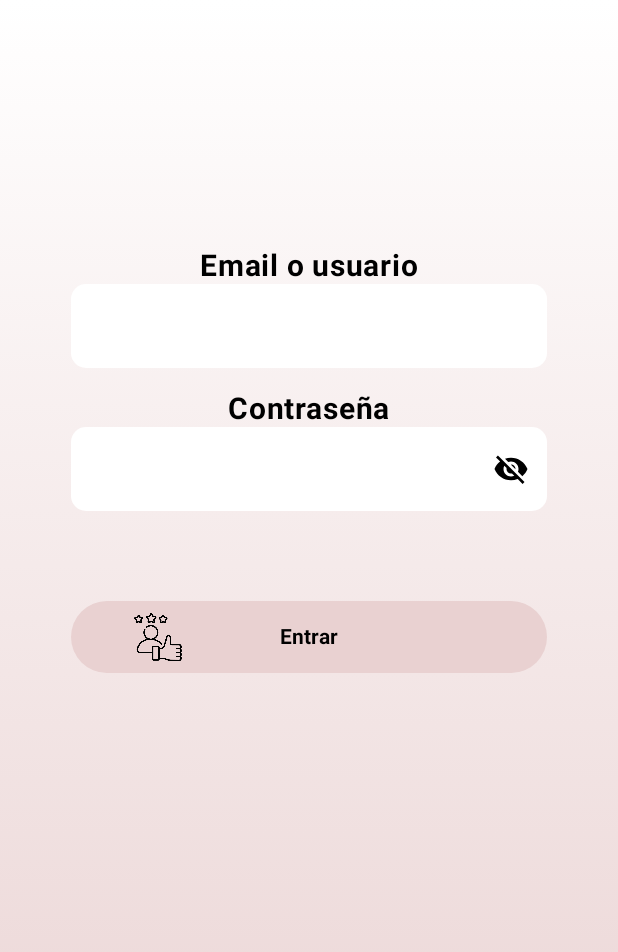
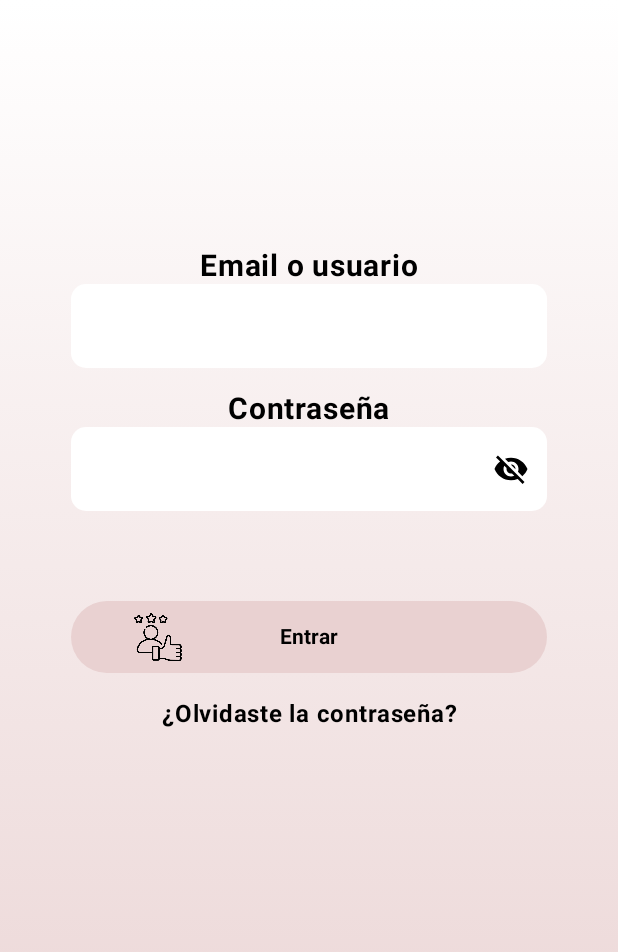
Before and after one commit to MoisesVelez/JijujaAap, an Android app built with Jetpack Compose: the screen it shows after launch (MainActivity), after a tap on "Iniciar sesion", on a phone screen of 412 x 824 dp. Shown: the top 952 px of the screen. Run offline under Robolectric (Android 15) with nearby library versions, the light colour scheme and no system bars; our stand-ins replace Dagger/Hilt's generated code, livedata-compose.

Commit message:
little changes

```diff
--- a/AapDesign/app/src/main/java/com/android/jijajuaap/presentation/initial/InitialScreen.kt
+++ b/AapDesign/app/src/main/java/com/android/jijajuaap/presentation/initial/InitialScreen.kt
@@ -21,7 +21,7 @@ import androidx.compose.foundation.shape.CircleShape
 import androidx.compose.foundation.verticalScroll
 import androidx.compose.material3.Button
 import androidx.compose.material3.ButtonDefaults
-import androidx.compose.material3.Icon
+
 import androidx.compose.material3.Text
 import androidx.compose.runtime.Composable
 import androidx.compose.runtime.remember
@@ -30,7 +30,7 @@ import androidx.compose.ui.Modifier
 import androidx.compose.ui.draw.clip
 import androidx.compose.ui.graphics.Brush
 import androidx.compose.ui.graphics.Color
-import androidx.compose.ui.graphics.painter.Painter
+
 import androidx.compose.ui.res.painterResource
 import androidx.compose.ui.text.font.FontWeight
 import androidx.compose.ui.text.style.TextAlign
@@ -100,7 +100,7 @@ fun InitialScreen(navHostController: NavHostController){
         Button(onClick = {},
             modifier = Modifier.fillMaxWidth().height(48.dp).padding(horizontal = 32.dp),
             colors = ButtonDefaults.buttonColors(containerColor = White),
-            //border = BorderStroke(2.dp, Color.Black)
+
         )
         {
             Box(
@@ -118,7 +118,37 @@ fun InitialScreen(navHostController: NavHostController){
                 )
 
                 Text(
-                    text = "Google",
+                    text = "Cuenta de Google",
+                    color = Color.Black,
+                    fontWeight = FontWeight.Bold,
+                    textAlign = TextAlign.Center
+                )
+            }
+
+        }
+        Spacer(modifier =Modifier.height(15.dp))
+        Button(onClick = {},
+            modifier = Modifier.fillMaxWidth().height(48.dp).padding(horizontal = 32.dp),
+            colors = ButtonDefaults.buttonColors(containerColor = White),
+
+            )
+        {
+            Box(
+                modifier = Modifier.fillMaxSize(),
+                contentAlignment = Alignment.Center
+            ) {
+
+                Image(
+                    painter = painterResource(id = R.drawable.facebook),
+                    contentDescription = "Registrarse facebook",
+                    modifier = Modifier
+                        .align(Alignment.CenterStart)
+                        .padding(start = 16.dp)
+                        .size(35.dp)
+                )
+
+                Text(
+                    text = "Cuenta de Facebook",
                     color = Color.Black,
                     fontWeight = FontWeight.Bold,
                     textAlign = TextAlign.Center
--- a/AapDesign/app/src/main/java/com/android/jijajuaap/presentation/login/LoginScreen.kt
+++ b/AapDesign/app/src/main/java/com/android/jijajuaap/presentation/login/LoginScreen.kt
@@ -156,6 +156,12 @@ fun LoginScreen(LoginViewModel: MvvmPresentation) {
             }
 
         }
+        Spacer(modifier = Modifier.size(15.dp))
+        Text("¿Olvidaste la contraseña?",
+            modifier = Modifier.clickable(onClick = {}),
+            color = Color.Black,
+            fontWeight = FontWeight.Bold,
+            textAlign = TextAlign.Center)
         //--------------------------
         Spacer(modifier = Modifier.weight(1f))
     }
```
Also changed, not shown: AapDesign/app/src/main/java/com/android/jijajuaap/presentation/SignUp/SignUpScreen.kt (+35 -0 lines), AapDesign/app/src/main/res/drawable/facebook.png (added).
